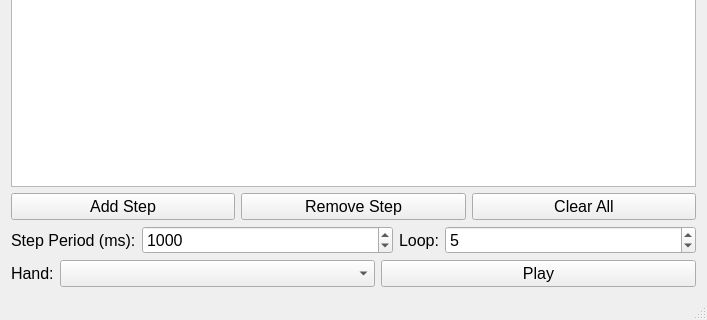
Above: forms/mainwindow.ui from Aightech/lslpub_handChoregraph before the change; both pictures show x 0 to 707 and y 210 to 530 of the 707 by 530 pixel window. Below: the same form after it.
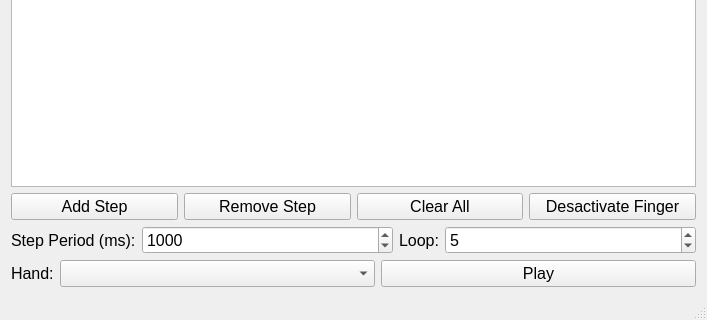
That is the form after the change.

Commit message: feature desactivate finger

What changed in the file:
```diff
--- a/forms/mainwindow.ui
+++ b/forms/mainwindow.ui
@@ -208,6 +208,18 @@
         </property>
        </widget>
       </item>
+      <item>
+       <widget class="QPushButton" name="pushButton_desactivate">
+        <property name="font">
+         <font>
+          <pointsize>12</pointsize>
+         </font>
+        </property>
+        <property name="text">
+         <string>Desactivate Finger</string>
+        </property>
+       </widget>
+      </item>
      </layout>
     </item>
     <item row="1" column="0" colspan="6">
```
Left out of the diff: 2 changed lines with no effect on the pictures. The commit also changes 3 other files.
